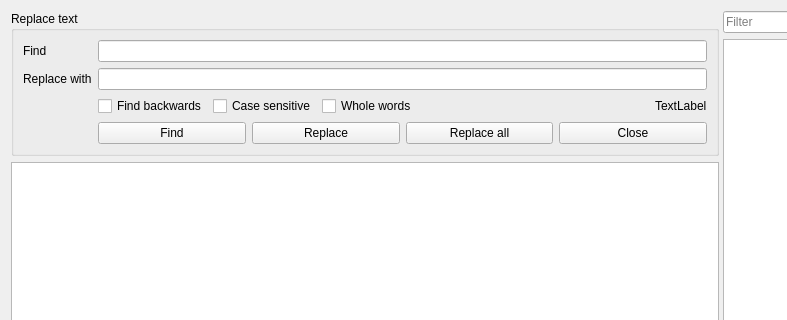
Before: the Qt Designer form editor/gui/scriptwidget.ui in ensisoft/detonator, drawn with Qt 5; both pictures show x 0 to 787 and y 0 to 320 of the 1086 by 723 pixel window.
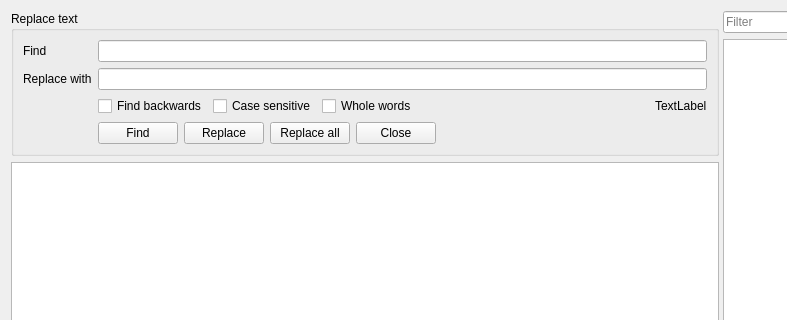
After: the same form once the commit is applied. Icons and pictures are not drawn. Custom widgets are drawn as their Qt base class.

Commit message:
Tweak the script widget find/replace widget UI layout
Tweak the script widget find/replace widget UI layout.

What changed in the file:
```diff
--- a/editor/gui/scriptwidget.ui
+++ b/editor/gui/scriptwidget.ui
@@ -74,6 +74,19 @@
                   </property>
                  </widget>
                 </item>
+                <item>
+                 <spacer name="horizontalSpacer_2">
+                  <property name="orientation">
+                   <enum>Qt::Horizontal</enum>
+                  </property>
+                  <property name="sizeHint" stdset="0">
+                   <size>
+                    <width>40</width>
+                    <height>20</height>
+                   </size>
+                  </property>
+                 </spacer>
+                </item>
                </layout>
               </item>
               <item row="0" column="1">
```
Left out of the diff: 4 changed lines with no effect on the pictures.
